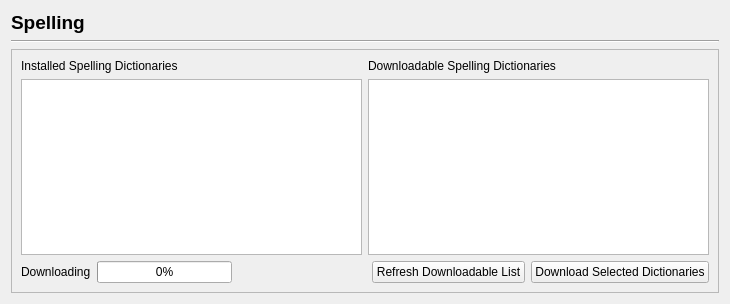
scribusproject/scribus, file scribus/ui/prefs_spellingbase.ui: the form before one commit.
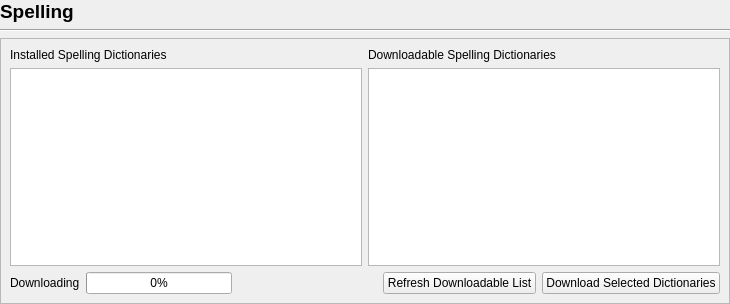
The form after the commit.

Patch:
```diff
--- a/scribus/ui/prefs_spellingbase.ui
+++ b/scribus/ui/prefs_spellingbase.ui
@@ -14,6 +14,18 @@
    <string notr="true">Form</string>
   </property>
   <layout class="QVBoxLayout" name="verticalLayout_3">
+   <property name="leftMargin">
+    <number>0</number>
+   </property>
+   <property name="topMargin">
+    <number>0</number>
+   </property>
+   <property name="rightMargin">
+    <number>0</number>
+   </property>
+   <property name="bottomMargin">
+    <number>0</number>
+   </property>
    <item>
     <widget class="QLabel" name="label">
      <property name="font">
```
